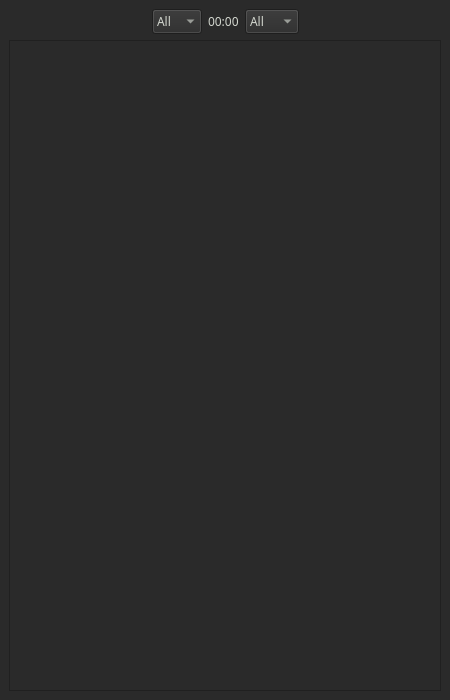
Above: dialog.ui from mbridak/potato before the change. Below: the same form after it.
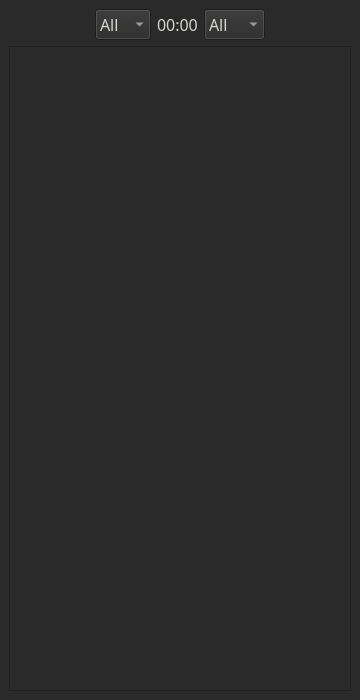
That is the form after the change.

Commit message: Increased the font size 2pts

Diff of the .ui file:
```diff
--- a/dialog.ui
+++ b/dialog.ui
@@ -6,7 +6,7 @@
    <rect>
     <x>0</x>
     <y>0</y>
-    <width>450</width>
+    <width>360</width>
     <height>700</height>
    </rect>
   </property>
@@ -16,6 +16,11 @@
     <verstretch>0</verstretch>
    </sizepolicy>
   </property>
+  <property name="font">
+   <font>
+    <pointsize>10</pointsize>
+   </font>
+  </property>
   <property name="windowTitle">
    <string>K6GTE POTAto</string>
   </property>
@@ -34,6 +39,7 @@
           <property name="font">
            <font>
             <family>JetBrains Mono</family>
+            <pointsize>12</pointsize>
            </font>
           </property>
           <property name="orientation">
@@ -52,6 +58,7 @@
           <property name="font">
            <font>
             <family>JetBrains Mono</family>
+            <pointsize>12</pointsize>
            </font>
           </property>
           <item>
@@ -126,6 +133,7 @@
           <property name="font">
            <font>
             <family>JetBrains Mono</family>
+            <pointsize>12</pointsize>
            </font>
           </property>
           <property name="text">
@@ -138,6 +146,7 @@
           <property name="font">
            <font>
             <family>JetBrains Mono</family>
+            <pointsize>12</pointsize>
            </font>
           </property>
           <item>
@@ -177,6 +186,7 @@
           <property name="font">
            <font>
             <family>JetBrains Mono</family>
+            <pointsize>12</pointsize>
            </font>
           </property>
           <property name="orientation">
@@ -197,6 +207,7 @@
         <property name="font">
          <font>
           <family>JetBrains Mono</family>
+          <pointsize>12</pointsize>
          </font>
         </property>
         <property name="focusPolicy">
```
